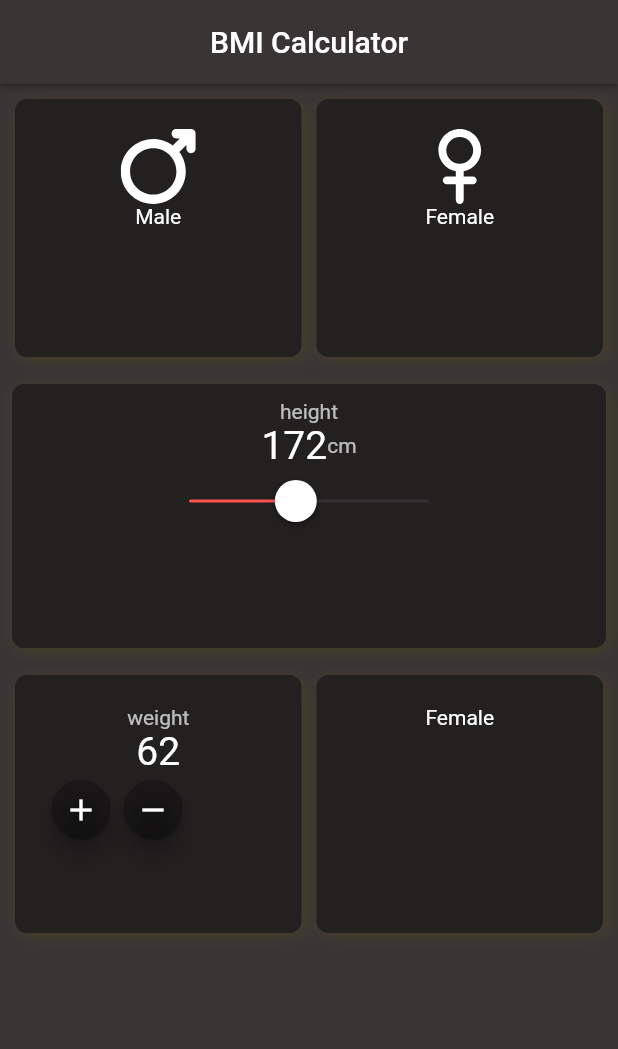
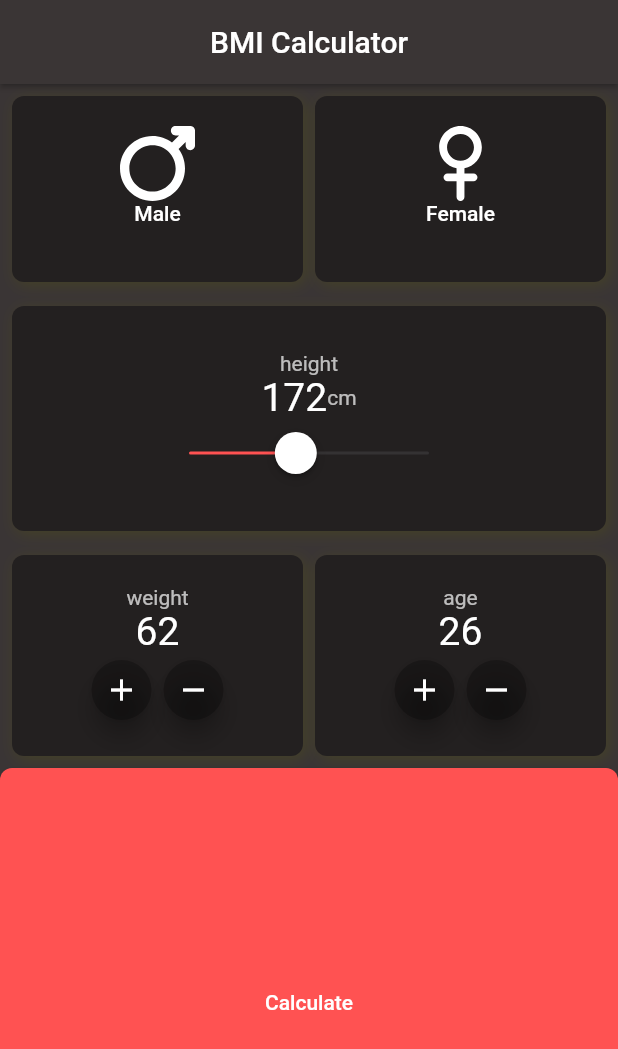
Before and after one commit to keyvaramezan/flutter_app_bmi_calc, a Flutter app: the screen it shows after launch, on a phone screen of 412 x 824 dp. Shown: the top 1049 px of the screen. Run offline on Flutter 3.47's test engine with Material 2 defaults, Android fonts, the phone set to English and light mode, and no system bars; our stand-ins replace flutter_svg.

Commit message:
complete project

```diff
--- a/lib/main.dart
+++ b/lib/main.dart
@@ -1,6 +1,7 @@
 import 'package:flutter/cupertino.dart';
 import 'package:flutter/material.dart';
 import 'package:flutter_svg/flutter_svg.dart';
+import 'dart:math' as math;
 
 void main() => runApp(MyApp());
 
@@ -12,11 +13,16 @@ class MyApp extends StatefulWidget {
 class _MyAppState extends State<MyApp> {
   //variables
   double sliderValue = 172;
+  Color firstcColor = Colors.white;
+  Color secondcColor = Colors.white;
+  int weight = 62;
+  int age = 26;
 
   @override
   Widget build(BuildContext context) {
     return MaterialApp(
-      home: Scaffold(
+      home: Builder(
+        builder: (context) => Scaffold(
           backgroundColor: Color.fromRGBO(58, 53, 53, 1.0),
           appBar: AppBar(
             backgroundColor: Color.fromRGBO(58, 53, 53, 1.0),
@@ -27,14 +33,89 @@ class _MyAppState extends State<MyApp> {
           //MainColumn
           body: Column(
             children: [
-            Flexible(
-                child: Container(
+              Container(
+                  height: 140,
                   ////First Row
                   child: Row(
                     children: [
                       Flexible(
                         fit: FlexFit.tight,
                         child: Container(
+                            decoration: BoxDecoration(
+                              color: Color.fromRGBO(35, 32, 32, 1),
+                              borderRadius:
+                                  BorderRadius.all(Radius.circular(8.0)),
+                              boxShadow: <BoxShadow>[
+                                BoxShadow(
+                                  color: Color.fromARGB(88, 88, 88, 9),
+                                  offset: Offset(2, 2),
+                                  blurRadius: 8,
+                                )
+                              ],
+                            ),
+                            margin: EdgeInsets.fromLTRB(8.0, 8.0, 4.0, 8.0),
+                            padding: EdgeInsets.all(20),
+                            child: FlatButton(
+                              onPressed: () {
+                                setState(() {
+                                  firstcColor = Colors.redAccent;
+                                  secondcColor = Colors.white;
+                                });
+                              },
+                              child: Column(
+                                children: [
+                                  SvgPicture.asset(
+                                    "assets/mars.svg",
+                                    width: 50,
+                                    color: firstcColor,
+                                  ),
+                                  Text("Male",
+                                      style: TextStyle(color: firstcColor)),
+                                ],
+                              ),
+                            )),
+                      ),
+                      Flexible(
+                        fit: FlexFit.tight,
+                        child: Container(
+                            decoration: BoxDecoration(
+                                color: Color.fromRGBO(35, 32, 32, 1),
+                                borderRadius:
+                                    BorderRadius.all(Radius.circular(8.0)),
+                                boxShadow: <BoxShadow>[
+                                  BoxShadow(
+                                    color: Color.fromARGB(88, 88, 88, 9),
+                                    offset: Offset(2, 2),
+                                    blurRadius: 8,
+                                  )
+                                ]),
+                            margin: EdgeInsets.fromLTRB(4.0, 8.0, 8.0, 8.0),
+                            padding: EdgeInsets.all(20),
+                            child: FlatButton(
+                              onPressed: () {
+                                setState(() {
+                                  secondcColor = Colors.redAccent;
+                                  firstcColor = Colors.white;
+                                });
+                              },
+                              child: Column(
+                                children: [
+                                  SvgPicture.asset(
+                                    "assets/venus.svg",
+                                    width: 50,
+                                    color: secondcColor,
+                                  ),
+                                  Text("Female",
+                                      style: TextStyle(color: secondcColor)),
+                                ],
+                              ),
+                            )),
+                      ),
+                    ],
+                  )),
+              Container(
+                  margin: EdgeInsets.fromLTRB(8.0, 8.0, 8.0, 8.0),
+                  padding: EdgeInsets.all(30),
                   decoration: BoxDecoration(
                     color: Color.fromRGBO(35, 32, 32, 1),
                     borderRadius: BorderRadius.all(Radius.circular(8.0)),
@@ -46,63 +127,7 @@ class _MyAppState extends State<MyApp> {
                       )
                     ],
                   ),
-                      margin: EdgeInsets.fromLTRB(10.0, 10.0, 5.0, 10.0),
-                      padding: EdgeInsets.all(20),
-                      child: Column(
-                        children: [
-                          SvgPicture.asset(
-                            "assets/mars.svg",
-                            width: 50,
-                            color: Colors.white,
-                          ),
-                          Text("Male", style: TextStyle(color: Colors.white)),
-                        ],
-                      )),
-                ),
-                Flexible(
-                  fit: FlexFit.tight,
-                  child: Container(
-                      decoration: BoxDecoration(
-                          color: Color.fromRGBO(35, 32, 32, 1),
-                          borderRadius: BorderRadius.all(Radius.circular(8.0)),
-                          boxShadow: <BoxShadow>[
-                            BoxShadow(
-                              color: Color.fromARGB(88, 88, 88, 9),
-                              offset: Offset(2, 2),
-                              blurRadius: 8,
-                            )
-                          ]),
-                      margin: EdgeInsets.fromLTRB(5.0, 10.0, 10.0, 10.0),
-                      padding: EdgeInsets.all(20),
-                      child: Column(
-                        children: [
-                          SvgPicture.asset(
-                            "assets/venus.svg",
-                            width: 50,
-                            color: Colors.white,
-                          ),
-                          Text("Female", style: TextStyle(color: Colors.white)),
-                        ],
-                      )),
-                ),
-              ],
-            ))),
-            Flexible(
-                child: Container(
-                    margin: EdgeInsets.fromLTRB(8.0, 8.0, 8.0, 8.0),
-                    padding: EdgeInsets.all(10),
-                    decoration: BoxDecoration(
-                      color: Color.fromRGBO(35, 32, 32, 1),
-                      borderRadius: BorderRadius.all(Radius.circular(8.0)),
-                      boxShadow: <BoxShadow>[
-                        BoxShadow(
-                          color: Color.fromARGB(88, 88, 88, 9),
-                          offset: Offset(2, 2),
-                          blurRadius: 8,
-                        )
-                      ],
-                    ),
-                    //second row
+                  //SecondRow
                   child: Row(
                     mainAxisAlignment: MainAxisAlignment.center,
                     children: [
@@ -135,9 +160,9 @@ class _MyAppState extends State<MyApp> {
                         ],
                       )
                     ],
-                    ))),
-            Flexible(
-                child: Container(
+                  )),
+              //3thRow
+              Container(
                   child: Row(
                 children: [
                   Flexible(
@@ -154,14 +179,25 @@ class _MyAppState extends State<MyApp> {
                             )
                           ],
                         ),
-                      margin: EdgeInsets.fromLTRB(10.0, 10.0, 5.0, 10.0),
+                        margin: EdgeInsets.fromLTRB(8.0, 8.0, 4.0, 8.0),
                         padding: EdgeInsets.all(20),
                         child: Column(
                           children: [
-                          Text("weight", style: TextStyle(color: Colors.white70)),
-                          Text("62", style: TextStyle(color: Colors.white,fontSize: 26)),
-                          Row(children: [
-                            FloatingActionButton(onPressed: () => print("v"),
+                            Text("weight",
+                                style: TextStyle(color: Colors.white70)),
+                            Text(weight.toString(),
+                                style: TextStyle(
+                                    color: Colors.white, fontSize: 26)),
+                            Row(
+                              mainAxisAlignment: MainAxisAlignment.center,
+                              children: [
+                                //plusButton
+                                FloatingActionButton(
+                                  onPressed: () => {
+                                    setState(() {
+                                      ++weight;
+                                    })
+                                  },
                                   mini: true,
                                   backgroundColor: Colors.black26,
                                   child: Icon(
@@ -169,7 +205,12 @@ class _MyAppState extends State<MyApp> {
                                     color: Colors.white,
                                   ),
                                 ),
-                            FloatingActionButton(onPressed: () => print("b"),
+                                FloatingActionButton(
+                                  onPressed: () => {
+                                    setState(() {
+                                      --weight;
+                                    })
+                                  },
                                   mini: true,
                                   backgroundColor: Colors.black26,
                                   child: Icon(
@@ -177,7 +218,8 @@ class _MyAppState extends State<MyApp> {
                                     color: Colors.white,
                                   ),
                                 )
-                          ],)
+                              ],
+                            )
                           ],
                         )),
                   ),
@@ -186,7 +228,8 @@ class _MyAppState extends State<MyApp> {
                     child: Container(
                         decoration: BoxDecoration(
                             color: Color.fromRGBO(35, 32, 32, 1),
-                          borderRadius: BorderRadius.all(Radius.circular(8.0)),
+                            borderRadius:
+                                BorderRadius.all(Radius.circular(8.0)),
                             boxShadow: <BoxShadow>[
                               BoxShadow(
                                 color: Color.fromARGB(88, 88, 88, 9),
@@ -194,22 +237,95 @@ class _MyAppState extends State<MyApp> {
                                 blurRadius: 8,
                               )
                             ]),
-                      margin: EdgeInsets.fromLTRB(5.0, 10.0, 10.0, 10.0),
+                        margin: EdgeInsets.fromLTRB(4.0, 8.0, 8.0, 8.0),
                         padding: EdgeInsets.all(20),
                         child: Column(
                           children: [
-                          Text("Female", style: TextStyle(color: Colors.white)),
+                            Text("age",
+                                style: TextStyle(color: Colors.white70)),
+                            Text(age.toString(),
+                                style: TextStyle(
+                                    color: Colors.white, fontSize: 26)),
+                            Row(
+                              mainAxisAlignment: MainAxisAlignment.center,
+                              children: [
+                                FloatingActionButton(
+                                  onPressed: () => {
+                                    setState(() {
+                                      ++age;
+                                    })
+                                  },
+                                  mini: true,
+                                  backgroundColor: Colors.black26,
+                                  child: Icon(
+                                    Icons.add,
+                                    color: Colors.white,
+                                  ),
+                                ),
+                                FloatingActionButton(
+                                  onPressed: () => {
+                                    setState(() {
+                                      --age;
+                                    })
+                                  },
+                                  mini: true,
+                                  backgroundColor: Colors.black26,
+                                  child: Icon(
+                                    Icons.remove,
+                                    color: Colors.white,
+                                  ),
+                                )
+                              ],
+                            )
                           ],
                         )),
                   ),
                 ],
-            ))),
+              )),
               Flexible(
-                child: Container(
-                    child: Row(
-              children: [],
-            ))),
+                fit: FlexFit.tight,
+                child: MaterialButton(
+                  onPressed: () {
+                    String status;
+                    double bmi = weight / math.pow((sliderValue / 100), 2);
+                    if (bmi < 18.5)
+                      status = "under weight";
+                    else if (bmi > 18.5 && bmi < 24.9)
+                      status = "healthy weight";
+                    else if (bmi > 24.9 && bmi < 29.9)
+                      status = "over weight";
+                    else if (bmi > 30)
+                      status = "obese";
+                    else
+                      status = "error! your bmi is $bmi";
+
+                    showCupertinoDialog(
+                        context: context,
+                        builder: (context) => CupertinoAlertDialog(
+                              title: Text("Your status is .."),
+                              content: Text(status),
+                              actions: [
+                                FlatButton(
+                                    onPressed: () =>
+                                        Navigator.of(context).pop(),
+                                    child: Text("dismiss"))
                               ],
+                            ));
+                  },
+                  color: Colors.redAccent,
+                  child: Text(
+                    "Calculate",
+                    style: TextStyle(color: Colors.white),
+                  ),
+                  shape: RoundedRectangleBorder(
+                      borderRadius: BorderRadius.only(
+                          topRight: Radius.circular(8.0),
+                          topLeft: Radius.circular(8.0))),
+                  minWidth: double.infinity,
+                ),
+              ),
+            ],
+          ),
         ),
       ),
     );
```
Lines whose indentation alone changed are shown as unchanged.
